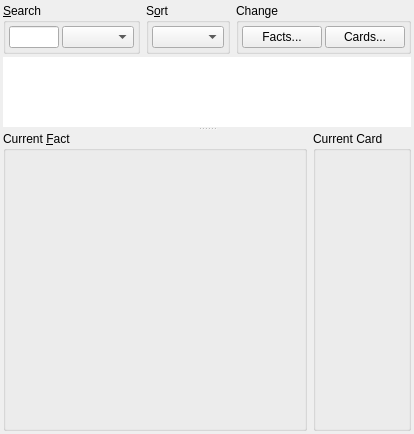
Above: designer/cardlist.ui from ankitects/anki before the change. Below: the same form after it.
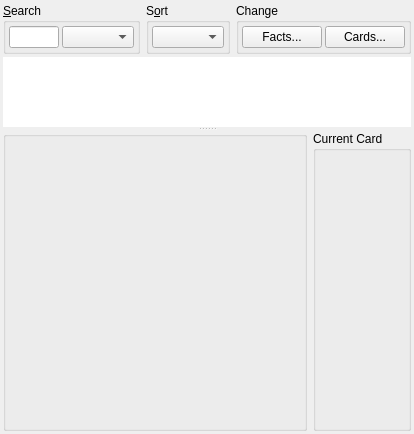
That is the form after the change. Icons and pictures are not drawn.

```diff
--- a/designer/cardlist.ui
+++ b/designer/cardlist.ui
@@ -213,7 +213,10 @@
             </sizepolicy>
            </property>
            <property name="title" >
-            <string>Current &amp;Fact</string>
+            <string/>
+           </property>
+           <property name="flat" >
+            <bool>true</bool>
            </property>
           </widget>
          </item>
```
Left out of the diff: 3 changed lines with no effect on the pictures.
